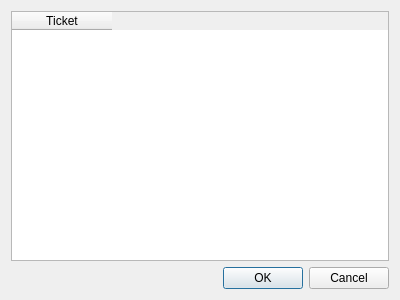
First picture: the form in ticket_menu.ui, repository dtuivs/SmartTAgz, before the edit.
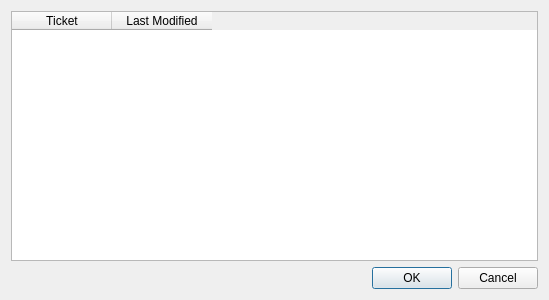
Second picture: the form after the edit.

What changed in the file:
```diff
--- a/ticket_menu.ui
+++ b/ticket_menu.ui
@@ -6,7 +6,7 @@
    <rect>
     <x>0</x>
     <y>0</y>
-    <width>400</width>
+    <width>549</width>
     <height>300</height>
    </rect>
   </property>
@@ -18,11 +18,25 @@
     <layout class="QVBoxLayout" name="verticalLayout">
      <item>
       <widget class="QTableWidget" name="ticketChooser_view">
+       <property name="editTriggers">
+        <set>QAbstractItemView::EditTrigger::DoubleClicked</set>
+       </property>
+       <property name="showDropIndicator" stdset="0">
+        <bool>false</bool>
+       </property>
+       <attribute name="verticalHeaderVisible">
+        <bool>false</bool>
+       </attribute>
        <column>
         <property name="text">
          <string>Ticket</string>
         </property>
        </column>
+       <column>
+        <property name="text">
+         <string>Last Modified</string>
+        </property>
+       </column>
       </widget>
      </item>
     </layout>
```
Left out of the diff: 4 changed lines with no effect on the pictures.
